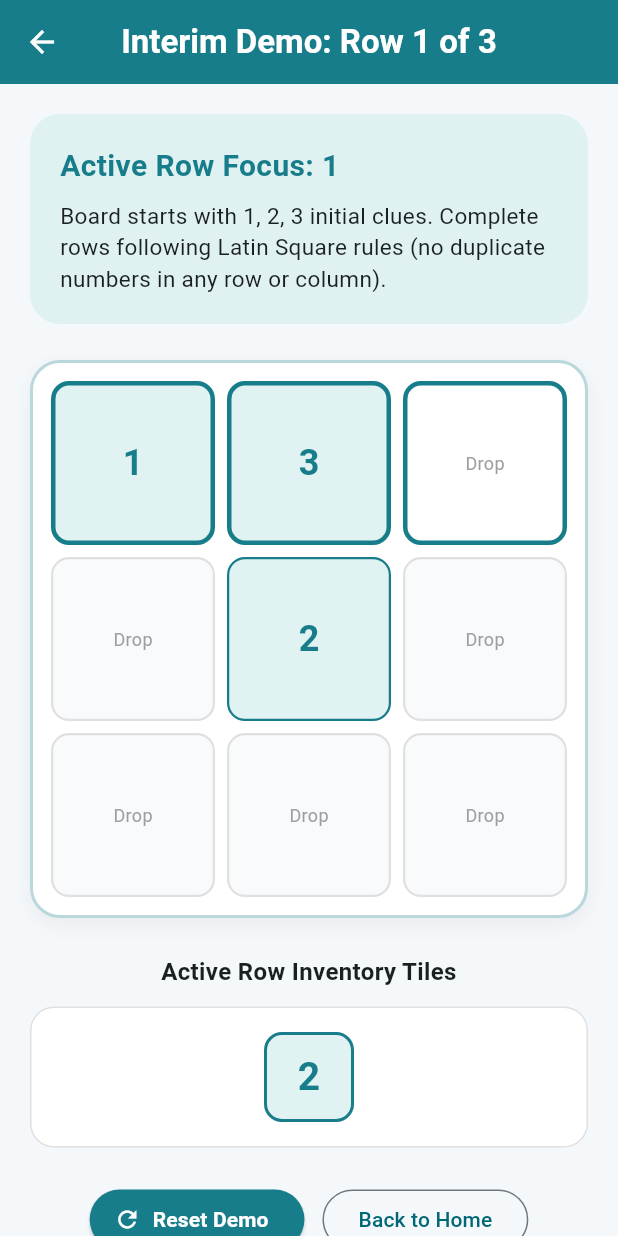
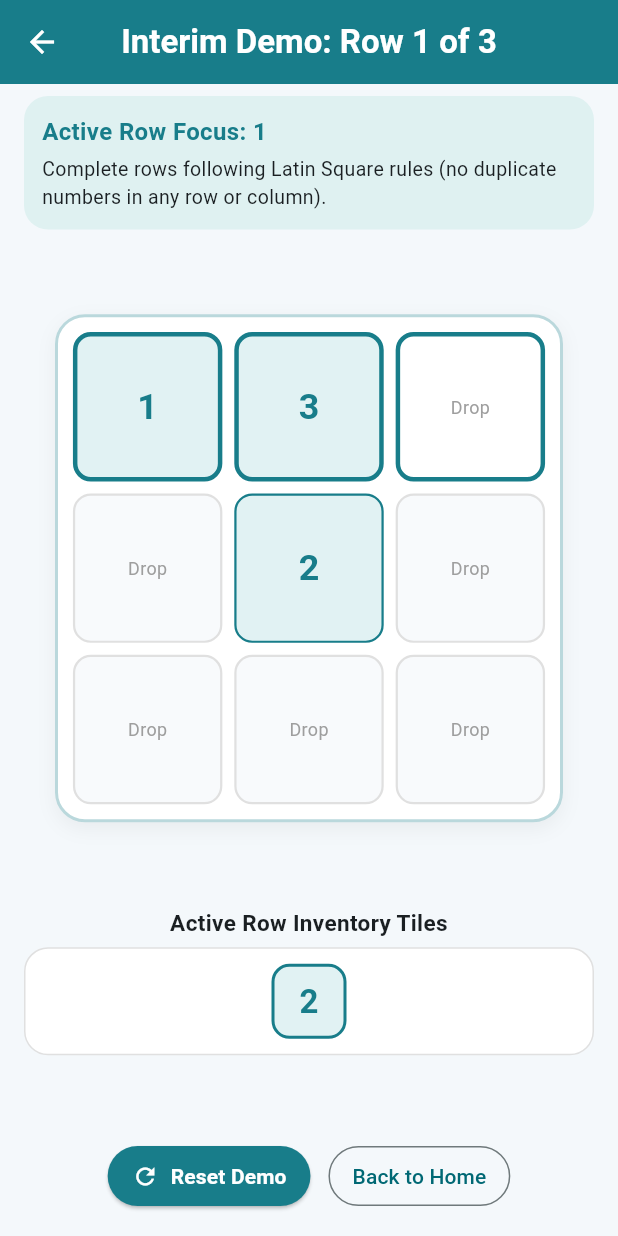
Before and after one commit to KahYing-KY/Rehab-UI, a Flutter app: the InterimDemoScreen screen opened directly, on a phone screen of 412 x 824 dp. Run offline on Flutter 3.47's test engine with Material 3 defaults, Android fonts, the phone set to English and light mode, and no system bars; our stand-ins replace supabase_flutter; accounts and stored records are empty.

Commit message:
Update website content

```diff
--- a/lib/screens/interim_demo_screen.dart
+++ b/lib/screens/interim_demo_screen.dart
@@ -34,13 +34,13 @@ class _InterimDemoScreenState extends State<InterimDemoScreen> {
       sw.reset();
       sw.start();
 
-      // 1. Generate a valid 3x3 Latin square solution[cite: 4]
+      // 1. Generate a valid 3x3 Latin square solution
       final List<int> firstRow = List.generate(3, (i) => i + 1)..shuffle(_random);
       final List<int> secondRow = List.generate(3, (i) => firstRow[(i + 1) % 3]);
       final List<int> thirdRow = List.generate(3, (i) => firstRow[(i + 2) % 3]);
       _solutionGrid = [...firstRow, ...secondRow, ...thirdRow];
 
-      // 2. Place exactly ONE '1', ONE '2', and ONE '3' as initial clues across the board[cite: 4]
+      // 2. Place exactly ONE '1', ONE '2', and ONE '3' as initial clues across the board
       _board = List.filled(9, null);
       List<int> availableIndices = List.generate(9, (i) => i)..shuffle(_random);
 
@@ -56,7 +56,7 @@ class _InterimDemoScreenState extends State<InterimDemoScreen> {
     });
   }
 
-  // Inventory pool for active row[cite: 4]
+  // Inventory pool for active row
   List<int> _getInventoryPool() {
     int startIdx = _activeRowIndex * 3;
     List<int> activeRowSlots = [
@@ -72,11 +72,11 @@ class _InterimDemoScreenState extends State<InterimDemoScreen> {
     return pool;
   }
 
-  // Check BOTH row and column conflicts to strictly enforce Latin Square rules[cite: 4]
+  // Check BOTH row and column conflicts to strictly enforce Latin Square rules
   Set<int> _findConflicts() {
     final Set<int> conflicts = {};
 
-    // 1. Check all rows for duplicates[cite: 4]
+    // 1. Check all rows for duplicates
     for (int r = 0; r < 3; r++) {
       Map<int, List<int>> rowCounts = {};
       for (int c = 0; c < 3; c++) {
@@ -93,7 +93,7 @@ class _InterimDemoScreenState extends State<InterimDemoScreen> {
       });
     }
 
-    // 2. Check all columns for duplicates[cite: 4]
+    // 2. Check all columns for duplicates
     for (int c = 0; c < 3; c++) {
       Map<int, List<int>> colCounts = {};
       for (int r = 0; r < 3; r++) {
@@ -120,7 +120,7 @@ class _InterimDemoScreenState extends State<InterimDemoScreen> {
       if (_board[startIdx + i] == null) rowComplete = false;
     }
 
-    // Only allow advancing if the active row is complete AND there are zero row/column conflicts[cite: 4]
+    // Only allow advancing if the active row is complete AND there are zero row/column conflicts
     if (rowComplete && conflicts.isEmpty && !_isDemoCompleted) {
       sw.stop();
       final secs = sw.elapsedMilliseconds / 1000;
@@ -184,44 +184,57 @@ class _InterimDemoScreenState extends State<InterimDemoScreen> {
 
     return Scaffold(
       appBar: AppBar(
-        title: Text(_isDemoCompleted ? 'Demo Finished!' : 'Interim Demo: Row ${_activeRowIndex + 1} of 3', style: const TextStyle(fontWeight: FontWeight.bold)),
+        title: Text(
+          _isDemoCompleted ? 'Demo Finished!' : 'Interim Demo: Row ${_activeRowIndex + 1} of 3',
+          style: const TextStyle(fontWeight: FontWeight.bold),
+        ),
         centerTitle: true,
       ),
       body: SafeArea(
         child: Center(
           child: ConstrainedBox(
-            constraints: const BoxConstraints(maxWidth: 650),
-            child: ListView(
-              padding: const EdgeInsets.all(20),
+            constraints: const BoxConstraints(maxWidth: 600),
+            child: Padding(
+              padding: const EdgeInsets.symmetric(horizontal: 16.0, vertical: 8.0),
+              child: Column(
                 children: [
+                  // 1. Header Banner Box
                   Container(
-                  padding: const EdgeInsets.all(20),
+                    width: double.infinity,
+                    padding: const EdgeInsets.all(12),
                     decoration: BoxDecoration(
                       color: const Color(0xFFDFF1F1),
-                    borderRadius: BorderRadius.circular(20),
+                      borderRadius: BorderRadius.circular(16),
                     ),
                     child: Column(
                       crossAxisAlignment: CrossAxisAlignment.start,
                       children: [
                         Text(
                           _isDemoCompleted ? 'All Rows Completed!' : 'Active Row Focus: ${_activeRowIndex + 1}',
-                        style: const TextStyle(fontSize: 20, fontWeight: FontWeight.bold, color: kTeal),
+                          style: const TextStyle(fontSize: 16, fontWeight: FontWeight.bold, color: kTeal),
                         ),
-                      const SizedBox(height: 8),
+                        const SizedBox(height: 4),
                         Text(
                           _isDemoCompleted
                               ? 'Great job demonstrating the physical board progression!'
-                            : 'Board starts with 1, 2, 3 initial clues. Complete rows following Latin Square rules (no duplicate numbers in any row or column).',
-                        style: const TextStyle(fontSize: 15, color: kInk),
+                              : 'Complete rows following Latin Square rules (no duplicate numbers in any row or column).',
+                          style: const TextStyle(fontSize: 13, color: kInk),
                         ),
                       ],
                     ),
                   ),
-                const SizedBox(height: 24),
 
-                // 3x3 GRID[cite: 4]
-                Container(
-                  padding: const EdgeInsets.all(12),
+                  const Spacer(),
+
+                  // 2. 3x3 GRID (Flexible Responsive Fit)
+                  Flexible(
+                    flex: 6,
+                    child: FittedBox(
+                      fit: BoxFit.contain,
+                      child: Container(
+                        width: 340,
+                        height: 340,
+                        padding: const EdgeInsets.all(10),
                         decoration: BoxDecoration(
                           color: Colors.white,
                           borderRadius: BorderRadius.circular(20),
@@ -235,7 +248,6 @@ class _InterimDemoScreenState extends State<InterimDemoScreen> {
                           ],
                         ),
                         child: GridView.builder(
-                    shrinkWrap: true,
                           physics: const NeverScrollableScrollPhysics(),
                           gridDelegate: const SliverGridDelegateWithFixedCrossAxisCount(
                             crossAxisCount: 3,
@@ -280,7 +292,7 @@ class _InterimDemoScreenState extends State<InterimDemoScreen> {
                                 } else if (isActiveRow) {
                                   if (hasConflict) {
                                     bgColor = Colors.red.shade50;
-                              borderColor = Colors.red; // Highlights row/column conflicts in red[cite: 4]
+                                    borderColor = Colors.red;
                                   } else if (val == null) {
                                     bgColor = Colors.white;
                                     borderColor = kTeal;
@@ -305,7 +317,7 @@ class _InterimDemoScreenState extends State<InterimDemoScreen> {
                                   alignment: Alignment.center,
                                   child: val != null
                                       ? (isInitialClue
-                                    ? Text('$val', style: TextStyle(fontSize: 24, color: kTeal, fontWeight: FontWeight.bold))
+                                          ? Text('$val', style: const TextStyle(fontSize: 24, color: kTeal, fontWeight: FontWeight.bold))
                                           : (isActiveRow
                                               ? Draggable<Map<String, dynamic>>(
                                                   data: {'from': 'board', 'index': index, 'value': val},
@@ -325,7 +337,7 @@ class _InterimDemoScreenState extends State<InterimDemoScreen> {
                                                   ),
                                                   child: Text('$val', style: TextStyle(fontSize: 28, fontWeight: FontWeight.bold, color: hasConflict ? Colors.red : kTeal)),
                                                 )
-                                        : Text('$val', style: TextStyle(fontSize: 24, color: kTeal, fontWeight: FontWeight.bold))))
+                                              : Text('$val', style: const TextStyle(fontSize: 24, color: kTeal, fontWeight: FontWeight.bold))))
                                       : const Text('Drop', style: TextStyle(color: Colors.grey, fontSize: 12)),
                                 );
                               },
@@ -333,18 +345,22 @@ class _InterimDemoScreenState extends State<InterimDemoScreen> {
                           },
                         ),
                       ),
+                    ),
+                  ),
 
-                const SizedBox(height: 24),
-                const Text(
+                  const Spacer(),
+
+                  // 3. Active Row Inventory Section
+                  Text(
                     'Active Row Inventory Tiles',
-                  style: TextStyle(fontSize: 16, fontWeight: FontWeight.bold, color: kInk),
+                    style: const TextStyle(fontSize: 15, fontWeight: FontWeight.bold, color: kInk),
                     textAlign: TextAlign.center,
                   ),
-                const SizedBox(height: 12),
+                  const SizedBox(height: 6),
 
-                // Inventory Pool Box[cite: 4]
                   Container(
-                  padding: const EdgeInsets.all(16),
+                    width: double.infinity,
+                    padding: const EdgeInsets.symmetric(vertical: 10, horizontal: 16),
                     decoration: BoxDecoration(
                       color: Colors.white,
                       borderRadius: BorderRadius.circular(16),
@@ -352,9 +368,9 @@ class _InterimDemoScreenState extends State<InterimDemoScreen> {
                     ),
                     alignment: Alignment.center,
                     child: _isDemoCompleted
-                      ? const Text("All Rows Solved Successfully!", style: TextStyle(color: Colors.green, fontWeight: FontWeight.bold, fontSize: 16))
+                        ? const Text("All Rows Solved Successfully!", style: TextStyle(color: Colors.green, fontWeight: FontWeight.bold, fontSize: 15))
                         : (inventory.isEmpty
-                          ? const Text("Row complete! Advancing...", style: TextStyle(color: Colors.green, fontWeight: FontWeight.bold, fontSize: 16))
+                            ? const Text("Row complete! Advancing...", style: TextStyle(color: Colors.green, fontWeight: FontWeight.bold, fontSize: 15))
                             : Wrap(
                                 spacing: 12,
                                 children: inventory.map((numberItem) {
@@ -363,11 +379,11 @@ class _InterimDemoScreenState extends State<InterimDemoScreen> {
                                     feedback: Material(
                                       color: Colors.transparent,
                                       child: Container(
-                                      width: 60,
-                                      height: 60,
+                                        width: 50,
+                                        height: 50,
                                         decoration: BoxDecoration(color: kTeal, borderRadius: BorderRadius.circular(12)),
                                         alignment: Alignment.center,
-                                      child: Text('$numberItem', style: const TextStyle(color: Colors.white, fontSize: 26, fontWeight: FontWeight.bold)),
+                                        child: Text('$numberItem', style: const TextStyle(color: Colors.white, fontSize: 24, fontWeight: FontWeight.bold)),
                                       ),
                                     ),
                                     childWhenDragging: Opacity(opacity: 0.3, child: _buildTile(numberItem)),
@@ -377,24 +393,34 @@ class _InterimDemoScreenState extends State<InterimDemoScreen> {
                               )),
                   ),
 
-                const SizedBox(height: 24),
+                  const Spacer(),
+
+                  // 4. Action Buttons Footer
                   Row(
                     mainAxisAlignment: MainAxisAlignment.center,
                     children: [
                       ElevatedButton.icon(
                         onPressed: _initNewGame,
-                      icon: const Icon(Icons.refresh, color: Colors.white),
+                        icon: const Icon(Icons.refresh, color: Colors.white, size: 18),
                         label: const Text('Reset Demo', style: TextStyle(color: Colors.white, fontWeight: FontWeight.bold)),
-                      style: ElevatedButton.styleFrom(backgroundColor: kTeal),
+                        style: ElevatedButton.styleFrom(
+                          backgroundColor: kTeal,
+                          padding: const EdgeInsets.symmetric(horizontal: 16, vertical: 10),
+                        ),
                       ),
                       const SizedBox(width: 12),
                       OutlinedButton(
                         onPressed: () => Navigator.pop(context),
+                        style: OutlinedButton.styleFrom(
+                          padding: const EdgeInsets.symmetric(horizontal: 16, vertical: 10),
+                        ),
                         child: const Text('Back to Home'),
                       ),
                     ],
                   ),
+                  const SizedBox(height: 8),
                 ],
+              ),
             ),
           ),
         ),
@@ -408,8 +434,8 @@ class _InterimDemoScreenState extends State<InterimDemoScreen> {
 
   Widget _buildTile(int numberVal) {
     return Container(
-      width: 60,
-      height: 60,
+      width: 50,
+      height: 50,
       decoration: BoxDecoration(
         color: const Color(0xFFE1F2F3),
         borderRadius: BorderRadius.circular(12),
@@ -418,7 +444,7 @@ class _InterimDemoScreenState extends State<InterimDemoScreen> {
       alignment: Alignment.center,
       child: Text(
         '$numberVal',
-        style: const TextStyle(color: kTeal, fontSize: 26, fontWeight: FontWeight.bold),
+        style: const TextStyle(color: kTeal, fontSize: 22, fontWeight: FontWeight.bold),
       ),
     );
   }
```
Also changed, not shown: 1 other file. Lines whose indentation alone changed are shown as unchanged.
